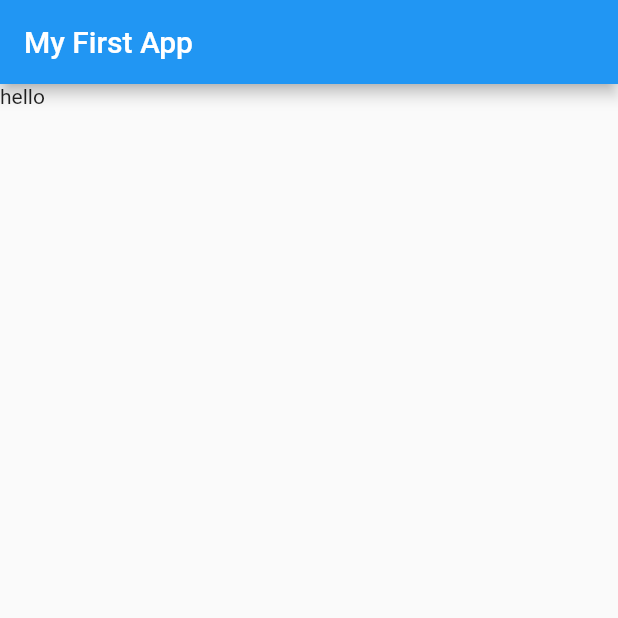
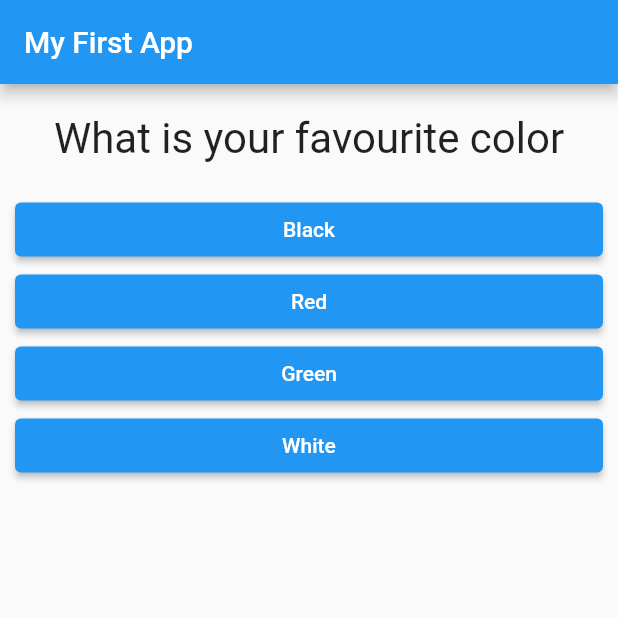
Before and after one commit to cyriliser/Academind_Quizz, a Flutter app: the screen it shows after launch, on a phone screen of 412 x 824 dp, the top half of it. Run offline on Flutter 3.47's test engine with Material 2 defaults, Android fonts, the phone set to English and light mode, and no system bars.

Commit message:
initial commit

```diff
--- /dev/null
+++ b/lib/answer.dart
@@ -0,0 +1,20 @@
+import 'package:flutter/material.dart';
+
+class AnswerButton extends StatelessWidget {
+  final Function _answerQuestion;
+  final String _answerText;
+
+  AnswerButton(this._answerText, this._answerQuestion);
+
+  @override
+  Widget build(BuildContext context) {
+    return Container(
+      width: double.infinity,
+      margin: EdgeInsets.symmetric(horizontal: 10),
+      child: ElevatedButton(
+        onPressed: _answerQuestion,
+        child: Text(this._answerText),
+      ),
+    );
+  }
+}
--- a/lib/main.dart
+++ b/lib/main.dart
@@ -1,10 +1,69 @@
 import 'package:flutter/material.dart';
+import './quiz.dart';
+import './result.dart';
 
 void main() {
   runApp(MyApp());
 }
 
-class MyApp extends StatelessWidget {
+class MyApp extends StatefulWidget {
+  @override
+  _MyAppState createState() => _MyAppState();
+}
+
+class _MyAppState extends State<MyApp> {
+  var _questionIndex = 0;
+  var _totalScore = 0;
+  var _finished = false;
+  final _questions = const [
+    {
+      'question': "What is your favourite color",
+      'answers': [
+        {'text': "Black", 'score': 10},
+        {'text': "Red", 'score': 5},
+        {'text': "Green", 'score': 3},
+        {'text': "White", 'score': 1}
+      ]
+    },
+    {
+      'question': "What is your favourite animal",
+      'answers': [
+        {'text': "Rabbit", 'score': 3},
+        {'text': "Snake", 'score': 11},
+        {'text': "Elephant", 'score': 5},
+        {'text': "Lion", 'score': 9}
+      ]
+    },
+    {
+      'question': "Who is your favourite instructor",
+      'answers': [
+        {'text': "Max", 'score': 1},
+        {'text': "Max", 'score': 1},
+        {'text': "Max", 'score': 1},
+        {'text': "Max", 'score': 1}
+      ]
+    },
+  ];
+
+  answerQuestion(int score) {
+    setState(() {
+      _questionIndex++;
+      _totalScore += score;
+    });
+
+    if (_questionIndex == _questions.length) {
+      _finished = true;
+    }
+  }
+
+  restart() {
+    setState(() {
+      _finished = false;
+      _questionIndex = 0;
+      _totalScore = 0;
+    });
+  }
+
   @override
   Widget build(BuildContext context) {
     return MaterialApp(
@@ -13,7 +72,13 @@ class MyApp extends StatelessWidget {
         appBar: AppBar(
           title: Text('My First App'),
         ),
-        body: Text("hello"),
+        body: Column(
+          children: [
+            !_finished
+                ? Quiz(_questions, _questionIndex, answerQuestion)
+                : Result(restart, _totalScore)
+          ],
+        ),
       ),
     );
   }
--- /dev/null
+++ b/lib/question.dart
@@ -0,0 +1,20 @@
+import 'package:flutter/material.dart';
+
+class Question extends StatelessWidget {
+  final String _questionText;
+
+  Question(this._questionText);
+
+  @override
+  Widget build(BuildContext context) {
+    return Container(
+      width: double.infinity,
+      margin: EdgeInsets.symmetric(horizontal: 10, vertical: 20),
+      child: Text(
+        _questionText,
+        style: TextStyle(fontSize: 28),
+        textAlign: TextAlign.center,
+      ),
+    );
+  }
+}
--- /dev/null
+++ b/lib/quiz.dart
@@ -0,0 +1,25 @@
+import 'package:flutter/material.dart';
+import './question.dart';
+import './answer.dart';
+
+class Quiz extends StatelessWidget {
+  final List<Map<String, Object>> _questions;
+  final int _questionIndex;
+  final Function _answerQuestion;
+
+  Quiz(this._questions, this._questionIndex, this._answerQuestion);
+
+  @override
+  Widget build(BuildContext context) {
+    return Container(
+        child: Column(
+      children: [
+        Question(_questions[_questionIndex]['question']),
+        ...(_questions[_questionIndex]['answers'] as List<Map<String, Object>>)
+            .map((answer) => AnswerButton(
+                answer['text'], () => _answerQuestion(answer['score'])))
+            .toList(),
+      ],
+    ));
+  }
+}
```
Also changed, not shown: lib/result.dart (added, +31 -0 lines).
